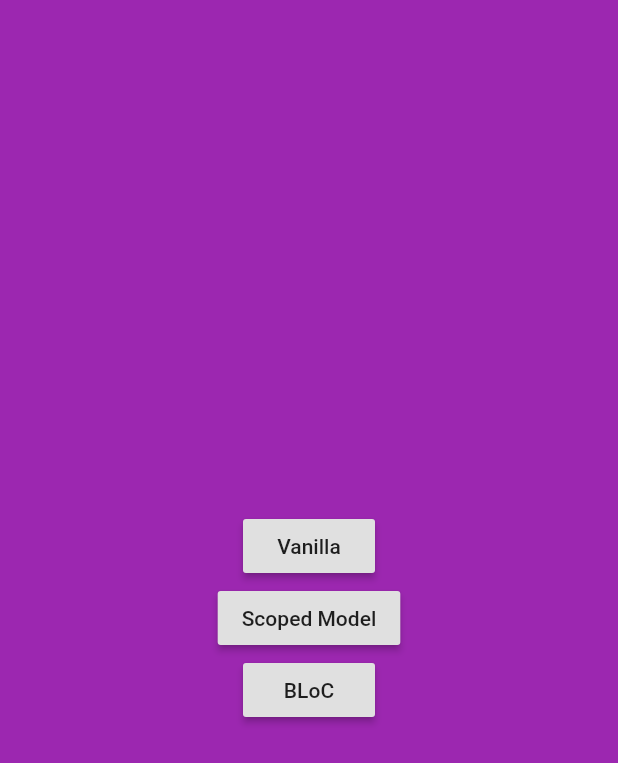
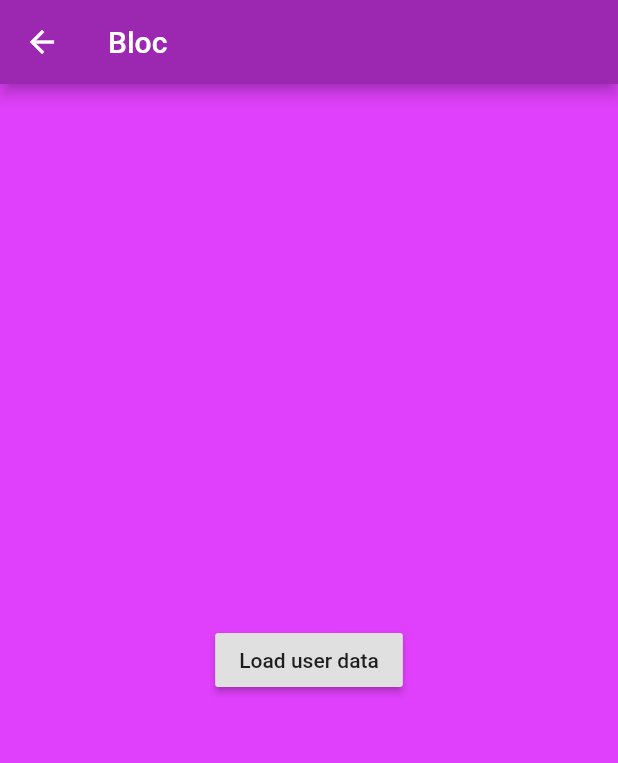
Before and after one commit to FrancaTM/app-architecture-101, a Flutter app: the screen it shows after launch, after a tap on "BLoC", on a phone screen of 412 x 824 dp. Shown: the top 763 px of the screen. Run offline on Flutter 3.47's test engine with Material 2 defaults, Android fonts, the phone set to English and light mode, and no system bars; accounts and stored records are empty.

Commit message:
add screen with BLoC architecture

```diff
--- a/lib/main.dart
+++ b/lib/main.dart
@@ -1,6 +1,7 @@
 import 'package:flutter/material.dart';
 
 import 'repository.dart';
+import 'user_bloc_screen.dart';
 import 'vanilla_screen.dart';
 import 'user_model_screen.dart';
 
@@ -48,7 +49,14 @@ class MyApp extends StatelessWidget {
                 child: Text('Scoped Model'),
               ),
               RaisedButton(
-                onPressed: () {},
+                onPressed: () {
+                  Navigator.push(
+                    context,
+                    MaterialPageRoute(
+                      builder: (context) => UserBlocScreen(_repository),
+                    ),
+                  );
+                },
                 child: Text('BLoC'),
               ),
             ],
--- /dev/null
+++ b/lib/user_bloc.dart
@@ -0,0 +1,40 @@
+import 'dart:async';
+
+import 'repository.dart';
+import 'user.dart';
+
+class UserBloc {
+  final Repository _repository;
+
+  UserBloc(this._repository);
+
+  final _userStreamController = StreamController<UserState>();
+
+  Stream<UserState> get user => _userStreamController.stream;
+
+  void loadUserData() {
+    _userStreamController.sink.add(UserState._userLoading());
+    _repository.getUser().then((user) {
+      _userStreamController.sink.add(UserState._userData(user));
+    });
+  }
+
+  void dispose() {
+    _userStreamController.close();
+  }
+}
+
+class UserState {
+  UserState();
+  factory UserState._userData(User user) = UserDataState;
+  factory UserState._userLoading() = UserLoadingState;
+}
+
+class UserInitState extends UserState {}
+
+class UserLoadingState extends UserState {}
+
+class UserDataState extends UserState {
+  final User user;
+  UserDataState(this.user);
+}
--- /dev/null
+++ b/lib/user_bloc_screen.dart
@@ -0,0 +1,85 @@
+import 'package:flutter/material.dart';
+
+import 'repository.dart';
+import 'user.dart';
+import 'user_bloc.dart';
+
+class UserBlocScreen extends StatefulWidget {
+  final Repository _repository;
+
+  UserBlocScreen(this._repository);
+
+  @override
+  _UserBlocScreenState createState() => _UserBlocScreenState();
+}
+
+class _UserBlocScreenState extends State<UserBlocScreen> {
+  UserBloc _userBloc;
+
+  @override
+  void initState() {
+    super.initState();
+    _userBloc = UserBloc(widget._repository);
+  }
+
+  @override
+  Widget build(BuildContext context) {
+    return Scaffold(
+      backgroundColor: Colors.purpleAccent.shade200,
+      appBar: AppBar(
+        backgroundColor: Colors.purple,
+        title: Text('Bloc'),
+      ),
+      body: SafeArea(
+        child: StreamBuilder<UserState>(
+          stream: _userBloc.user,
+          initialData: UserInitState(),
+          builder: (context, snapshot) {
+            if (snapshot.data is UserInitState) {
+              return _buildInit();
+            }
+            if (snapshot.data is UserDataState) {
+              UserDataState state = snapshot.data;
+              return _buildContent(state.user);
+            }
+            if (snapshot.data is UserLoadingState) {
+              return _buildLoading();
+            }
+          },
+        ),
+      ),
+    );
+  }
+
+  Widget _buildLoading() {
+    return Center(
+      child: CircularProgressIndicator(
+        backgroundColor: Colors.white,
+        valueColor: AlwaysStoppedAnimation(Colors.orangeAccent.shade100),
+      ),
+    );
+  }
+
+  Widget _buildContent(User user) {
+    return Center(
+      child: Text('Hello ${user.name} ${user.surname}'),
+    );
+  }
+
+  Widget _buildInit() {
+    return Center(
+      child: RaisedButton(
+        child: Text('Load user data'),
+        onPressed: () {
+          _userBloc.loadUserData();
+        },
+      ),
+    );
+  }
+
+  @override
+  void dispose() {
+    super.dispose();
+    _userBloc.dispose(); // TODO: modificar posição da chamada? vvv
+  }
+}
```
